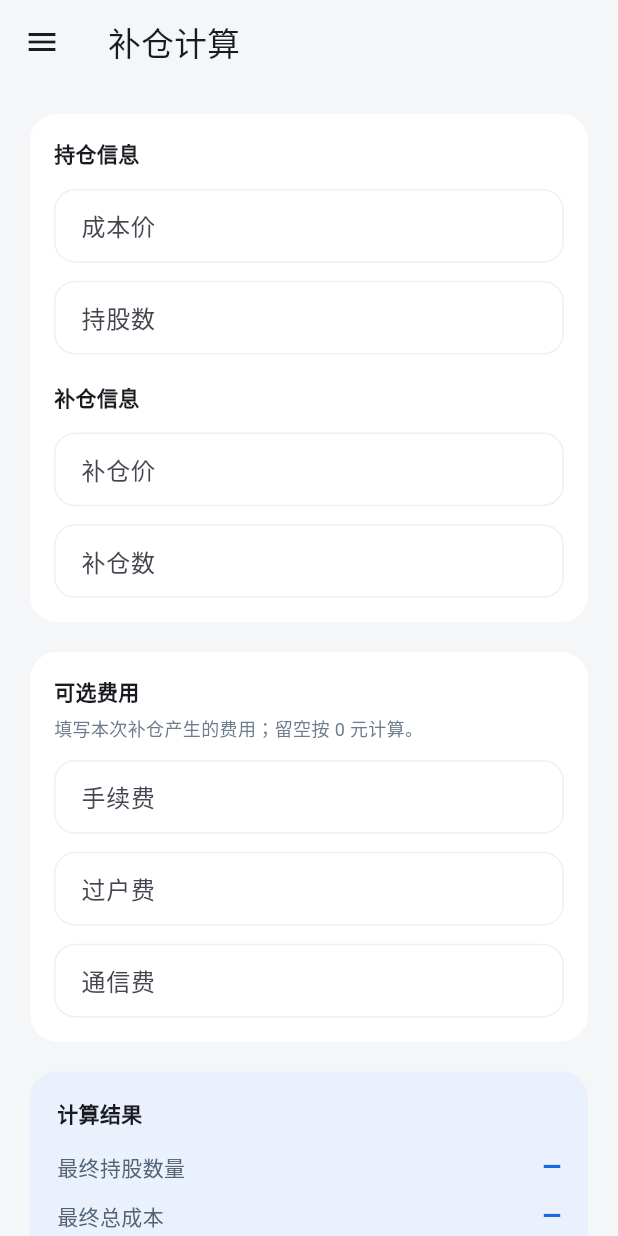
After one commit to cbpi/grid_strategy_flutter, a Flutter app: the AveragingCalculatorPage screen opened by its route, on a phone screen of 412 x 824 dp. The commit adds this screen. Run offline on Flutter 3.47's test engine with Material 3 defaults, Android fonts, the light colour scheme and no system bars; our stand-ins replace shared_preferences; accounts and stored records are empty; network calls fail; Roboto replaces fonts that are missing (sans).

Commit message:
feat: 添加补仓计算页面和功能，更新项目配置以支持 macOS 和 iOS

```diff
--- /dev/null
+++ b/lib/averaging_calculator_page.dart
@@ -0,0 +1,254 @@
+import 'package:flutter/material.dart';
+
+import 'feature_drawer.dart';
+
+class AveragingCalculatorPage extends StatefulWidget {
+  const AveragingCalculatorPage({super.key});
+
+  @override
+  State<AveragingCalculatorPage> createState() =>
+      _AveragingCalculatorPageState();
+}
+
+class _AveragingCalculatorPageState extends State<AveragingCalculatorPage> {
+  final _costPriceController = TextEditingController();
+  final _holdingSharesController = TextEditingController();
+  final _addPriceController = TextEditingController();
+  final _addSharesController = TextEditingController();
+  final _commissionController = TextEditingController();
+  final _transferFeeController = TextEditingController();
+  final _communicationFeeController = TextEditingController();
+
+  double? _readNumber(TextEditingController controller) =>
+      double.tryParse(controller.text.trim());
+
+  int? _readShares(TextEditingController controller) =>
+      int.tryParse(controller.text.trim());
+
+  double? _optionalFee(TextEditingController controller) {
+    if (controller.text.trim().isEmpty) return 0;
+    final fee = _readNumber(controller);
+    return fee != null && fee >= 0 ? fee : null;
+  }
+
+  int? get _finalShares {
+    final holdings = _readShares(_holdingSharesController);
+    final added = _readShares(_addSharesController);
+    if (holdings == null || added == null || holdings < 0 || added <= 0) {
+      return null;
+    }
+    return holdings.round() + added.round();
+  }
+
+  double? get _totalCost {
+    final costPrice = _readNumber(_costPriceController);
+    final holdings = _readShares(_holdingSharesController);
+    final addPrice = _readNumber(_addPriceController);
+    final added = _readShares(_addSharesController);
+    if (costPrice == null ||
+        holdings == null ||
+        addPrice == null ||
+        added == null ||
+        costPrice < 0 ||
+        holdings < 0 ||
+        addPrice <= 0 ||
+        added <= 0) {
+      return null;
+    }
+    final fees = [
+      _commissionController,
+      _transferFeeController,
+      _communicationFeeController,
+    ].map(_optionalFee).toList();
+    if (fees.any((fee) => fee == null)) return null;
+    final totalFees = fees.cast<double>().fold<double>(
+      0,
+      (sum, fee) => sum + fee,
+    );
+    return costPrice * holdings + addPrice * added + totalFees;
+  }
+
+  double? get _averageCost {
+    final shares = _finalShares;
+    final total = _totalCost;
+    if (shares == null || shares == 0 || total == null) return null;
+    return total / shares;
+  }
+
+  @override
+  void dispose() {
+    _costPriceController.dispose();
+    _holdingSharesController.dispose();
+    _addPriceController.dispose();
+    _addSharesController.dispose();
+    _commissionController.dispose();
+    _transferFeeController.dispose();
+    _communicationFeeController.dispose();
+    super.dispose();
+  }
+
+  Widget _input(
+    String label,
+    TextEditingController controller, {
+    String suffix = '',
+    bool integer = false,
+  }) => TextField(
+    controller: controller,
+    keyboardType: TextInputType.numberWithOptions(decimal: !integer),
+    onChanged: (_) => setState(() {}),
+    decoration: InputDecoration(
+      labelText: label,
+      suffixText: suffix.isEmpty ? null : suffix,
+      isDense: true,
+    ),
+  );
+
+  @override
+  Widget build(BuildContext context) {
+    final shares = _finalShares;
+    final total = _totalCost;
+    final average = _averageCost;
+
+    return Scaffold(
+      backgroundColor: const Color(0xFFF4F6F8),
+      appBar: AppBar(
+        backgroundColor: const Color(0xFFF4F6F8),
+        title: const Text('补仓计算'),
+      ),
+      drawer: const AppFeatureDrawer(selectedRoute: '/averaging'),
+      body: ListView(
+        padding: const EdgeInsets.all(16),
+        children: [
+          Card(
+            elevation: 0,
+            color: Colors.white,
+            shape: RoundedRectangleBorder(
+              borderRadius: BorderRadius.circular(18),
+            ),
+            child: Padding(
+              padding: const EdgeInsets.all(16),
+              child: Column(
+                crossAxisAlignment: CrossAxisAlignment.start,
+                children: [
+                  const Text(
+                    '持仓信息',
+                    style: TextStyle(fontWeight: FontWeight.w800),
+                  ),
+                  const SizedBox(height: 14),
+                  _input('成本价', _costPriceController, suffix: '元/股'),
+                  const SizedBox(height: 12),
+                  _input(
+                    '持股数',
+                    _holdingSharesController,
+                    suffix: '股',
+                    integer: true,
+                  ),
+                  const SizedBox(height: 18),
+                  const Text(
+                    '补仓信息',
+                    style: TextStyle(fontWeight: FontWeight.w800),
+                  ),
+                  const SizedBox(height: 14),
+                  _input('补仓价', _addPriceController, suffix: '元/股'),
+                  const SizedBox(height: 12),
+                  _input(
+                    '补仓数',
+                    _addSharesController,
+                    suffix: '股',
+                    integer: true,
+                  ),
+                ],
+              ),
+            ),
+          ),
+          const SizedBox(height: 12),
+          Card(
+            elevation: 0,
+            color: Colors.white,
+            shape: RoundedRectangleBorder(
+              borderRadius: BorderRadius.circular(18),
+            ),
+            child: Padding(
+              padding: const EdgeInsets.all(16),
+              child: Column(
+                crossAxisAlignment: CrossAxisAlignment.start,
+                children: [
+                  const Text(
+                    '可选费用',
+                    style: TextStyle(fontWeight: FontWeight.w800),
+                  ),
+                  const SizedBox(height: 6),
+                  const Text(
+                    '填写本次补仓产生的费用；留空按 0 元计算。',
+                    style: TextStyle(color: Color(0xFF6D7B8E), fontSize: 12),
+                  ),
+                  const SizedBox(height: 12),
+                  _input('手续费', _commissionController, suffix: '元'),
+                  const SizedBox(height: 12),
+                  _input('过户费', _transferFeeController, suffix: '元'),
+                  const SizedBox(height: 12),
+                  _input('通信费', _communicationFeeController, suffix: '元'),
+                ],
+              ),
+            ),
+          ),
+          const SizedBox(height: 12),
+          Card(
+            elevation: 0,
+            color: const Color(0xFFEAF1FC),
+            shape: RoundedRectangleBorder(
+              borderRadius: BorderRadius.circular(18),
+            ),
+            child: Padding(
+              padding: const EdgeInsets.all(18),
+              child: Column(
+                crossAxisAlignment: CrossAxisAlignment.start,
+                children: [
+                  const Text(
+                    '计算结果',
+                    style: TextStyle(fontWeight: FontWeight.w800),
+                  ),
+                  const SizedBox(height: 14),
+                  _result('最终持股数量', shares == null ? '—' : '$shares 股'),
+                  const SizedBox(height: 10),
+                  _result(
+                    '最终总成本',
+                    total == null ? '—' : '${total.toStringAsFixed(2)} 元',
+                  ),
+                  const SizedBox(height: 10),
+                  _result(
+                    '最终成本价',
+                    average == null ? '—' : '${average.toStringAsFixed(4)} 元/股',
+                    emphasize: true,
+                  ),
+                ],
+              ),
+            ),
+          ),
+          const Padding(
+            padding: EdgeInsets.fromLTRB(4, 8, 4, 24),
+            child: Text(
+              '计算口径：原持仓成本 + 补仓金额 + 本次填写的费用。结果仅用于估算。',
+              style: TextStyle(color: Color(0xFF6D7B8E), fontSize: 12),
+            ),
+          ),
+        ],
+      ),
+    );
+  }
+
+  Widget _result(String label, String value, {bool emphasize = false}) => Row(
+    mainAxisAlignment: MainAxisAlignment.spaceBetween,
+    children: [
+      Text(label, style: const TextStyle(color: Color(0xFF536275))),
+      Text(
+        value,
+        style: TextStyle(
+          color: const Color(0xFF1769E0),
+          fontSize: emphasize ? 20 : 16,
+          fontWeight: FontWeight.w800,
+        ),
+      ),
+    ],
+  );
+}
--- /dev/null
+++ b/lib/feature_drawer.dart
@@ -0,0 +1,48 @@
+import 'package:flutter/material.dart';
+
+class AppFeatureDrawer extends StatelessWidget {
+  const AppFeatureDrawer({super.key, required this.selectedRoute});
+
+  final String selectedRoute;
+
+  static const _items = [
+    _FeatureItem('/grid', '网格策略', Icons.grid_view_rounded),
+    _FeatureItem('/turnover', '换手率选股', Icons.query_stats_rounded),
+    _FeatureItem('/averaging', '补仓计算', Icons.calculate_outlined),
+  ];
+
+  @override
+  Widget build(BuildContext context) => NavigationDrawer(
+    selectedIndex: _items.indexWhere((item) => item.route == selectedRoute),
+    onDestinationSelected: (index) {
+      final item = _items[index];
+      if (item.route == selectedRoute) {
+        Navigator.of(context).pop();
+        return;
+      }
+      Navigator.of(context).pushNamedAndRemoveUntil(item.route, (_) => false);
+    },
+    children: [
+      const Padding(
+        padding: EdgeInsets.fromLTRB(28, 16, 16, 12),
+        child: Text(
+          '股票工具',
+          style: TextStyle(fontSize: 18, fontWeight: FontWeight.w800),
+        ),
+      ),
+      for (final item in _items)
+        NavigationDrawerDestination(
+          icon: Icon(item.icon),
+          label: Text(item.label),
+        ),
+    ],
+  );
+}
+
+class _FeatureItem {
+  const _FeatureItem(this.route, this.label, this.icon);
+
+  final String route;
+  final String label;
+  final IconData icon;
+}
--- a/lib/main.dart
+++ b/lib/main.dart
@@ -5,6 +5,8 @@ import 'package:flutter/material.dart';
 import 'package:http/http.dart' as http;
 import 'package:shared_preferences/shared_preferences.dart';
 
+import 'averaging_calculator_page.dart';
+import 'feature_drawer.dart';
 import 'turnover_screener_page.dart';
 
 const _ink = Color(0xFF122033);
@@ -60,6 +62,11 @@ class GridStrategyApp extends StatelessWidget {
         ),
       ),
       home: const GridStrategyPage(),
+      routes: {
+        '/grid': (_) => const GridStrategyPage(),
+        '/turnover': (_) => const TurnoverScreenerPage(),
+        '/averaging': (_) => const AveragingCalculatorPage(),
+      },
     );
   }
 }
@@ -909,6 +916,7 @@ class _GridStrategyPageState extends State<GridStrategyPage> {
         : _muted;
 
     return Scaffold(
+      drawer: const AppFeatureDrawer(selectedRoute: '/grid'),
       appBar: AppBar(
         backgroundColor: _canvas,
         surfaceTintColor: Colors.transparent,
@@ -932,15 +940,6 @@ class _GridStrategyPageState extends State<GridStrategyPage> {
           ],
         ),
         actions: [
-          IconButton(
-            tooltip: '换手率选股',
-            onPressed: () => Navigator.of(context).push(
-              MaterialPageRoute<void>(
-                builder: (_) => const TurnoverScreenerPage(),
-              ),
-            ),
-            icon: const Icon(Icons.query_stats_rounded),
-          ),
           Padding(
             padding: const EdgeInsets.only(right: 16),
             child: FilledButton.tonalIcon(
--- a/lib/turnover_screener_page.dart
+++ b/lib/turnover_screener_page.dart
@@ -4,6 +4,8 @@ import 'dart:math';
 import 'package:flutter/material.dart';
 import 'package:http/http.dart' as http;
 import 'package:shared_preferences/shared_preferences.dart';
+
+import 'feature_drawer.dart';
 
 class TurnoverScreenerPage extends StatefulWidget {
   const TurnoverScreenerPage({super.key});
@@ -268,8 +270,10 @@ class _TurnoverScreenerPageState extends State<TurnoverScreenerPage> {
         if (attempt == 2) {
           throw Exception('行情接口 HTTP ${response.statusCode}');
         }
-      } on http.ClientException {
-        if (attempt == 2) throw Exception('行情服务器连接中断，请稍后重试');
+      } on http.ClientException catch (error) {
+        if (attempt == 2) {
+          throw Exception('行情服务器连接中断（${uri.host}）：${error.message}');
+        }
       } on Exception catch (error) {
         if (attempt == 2) rethrow;
         if (!error.toString().contains('TimeoutException')) rethrow;
@@ -771,6 +775,7 @@ class _TurnoverScreenerPageState extends State<TurnoverScreenerPage> {
   Widget build(BuildContext context) {
     return Scaffold(
       backgroundColor: _canvas,
+      drawer: const AppFeatureDrawer(selectedRoute: '/turnover'),
       appBar: AppBar(title: const Text('换手率选股'), backgroundColor: _canvas),
       floatingActionButton: FloatingActionButton.extended(
         onPressed: _scrollToTop,
```
Also changed, not shown: 9 other files.
